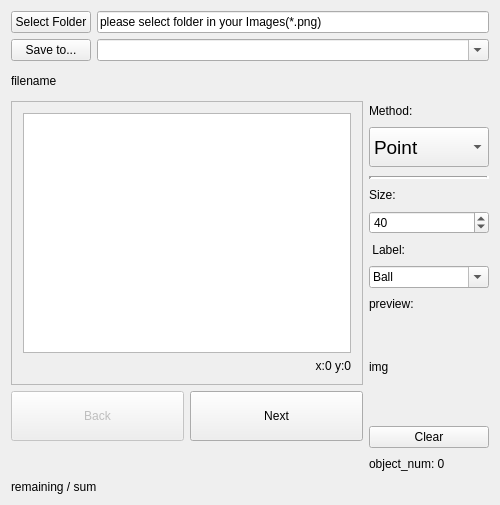
ChisatoKasebayashi/photoClippingUI, file photoclipping.ui: the form before one commit.
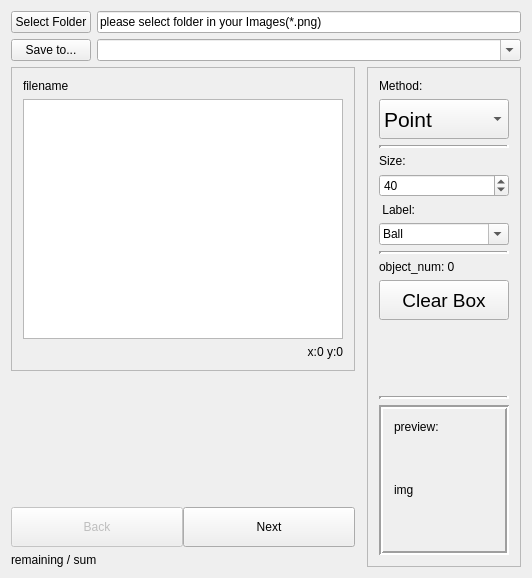
The form after the commit. Custom widgets are drawn as their Qt base class.

Commit message: modified mouse range.

What changed in the file:
```diff
--- a/photoclipping.ui
+++ b/photoclipping.ui
@@ -6,8 +6,8 @@
    <rect>
     <x>0</x>
     <y>0</y>
-    <width>500</width>
-    <height>505</height>
+    <width>516</width>
+    <height>578</height>
    </rect>
   </property>
   <property name="sizePolicy">
@@ -19,60 +19,69 @@
   <property name="windowTitle">
    <string>photoclipping</string>
   </property>
-  <layout class="QGridLayout" name="gridLayout_3">
-   <item row="6" column="0">
-    <widget class="QLabel" name="labelImageNum">
+  <layout class="QGridLayout" name="gridLayout_2">
+   <item row="4" column="0">
+    <layout class="QHBoxLayout" name="horizontalLayout">
+     <property name="spacing">
+      <number>0</number>
+     </property>
+     <item>
+      <widget class="QPushButton" name="pushBack">
+       <property name="enabled">
+        <bool>false</bool>
+       </property>
      <property name="sizePolicy">
-      <sizepolicy hsizetype="Preferred" vsizetype="Fixed">
+        <sizepolicy hsizetype="Minimum" vsizetype="Fixed">
        <horstretch>0</horstretch>
        <verstretch>0</verstretch>
       </sizepolicy>
      </property>
-     <property name="text">
-      <string>remaining / sum</string>
-     </property>
-    </widget>
-   </item>
-   <item row="0" column="0" colspan="2">
-    <layout class="QGridLayout" name="gridLayout">
-     <item row="0" column="0">
-      <widget class="QPushButton" name="pushSelectFolder">
+       <property name="minimumSize">
+        <size>
+         <width>0</width>
+         <height>40</height>
+        </size>
+       </property>
        <property name="text">
-        <string>Select Folder</string>
+        <string>Back</string>
        </property>
       </widget>
      </item>
-     <item row="0" column="1">
-      <widget class="QLineEdit" name="lineSelectFolder">
-       <property name="text">
-        <string>please select folder in your Images(*.png)</string>
+     <item>
+      <widget class="QPushButton" name="pushNext">
+       <property name="sizePolicy">
+        <sizepolicy hsizetype="Minimum" vsizetype="Fixed">
+         <horstretch>0</horstretch>
+         <verstretch>0</verstretch>
+        </sizepolicy>
        </property>
-      </widget>
-     </item>
-     <item row="1" column="0">
-      <widget class="QPushButton" name="pushSaveto">
-       <property name="text">
-        <string>Save to...</string>
+       <property name="minimumSize">
+        <size>
+         <width>0</width>
+         <height>40</height>
+        </size>
        </property>
-      </widget>
-     </item>
-     <item row="1" column="1">
-      <widget class="QComboBox" name="comboSaveto">
-       <property name="editable">
-        <bool>true</bool>
+       <property name="text">
+        <string>Next</string>
        </property>
       </widget>
      </item>
     </layout>
    </item>
-   <item row="1" column="0" colspan="2">
-    <widget class="QLabel" name="labelFilename">
-     <property name="text">
-      <string>filename</string>
+   <item row="3" column="0">
+    <spacer name="verticalSpacer_2">
+     <property name="orientation">
+      <enum>Qt::Vertical</enum>
      </property>
-    </widget>
+     <property name="sizeHint" stdset="0">
+      <size>
+       <width>20</width>
+       <height>40</height>
+      </size>
+     </property>
+    </spacer>
    </item>
-   <item row="2" column="0" rowspan="2">
+   <item row="2" column="0">
     <widget class="QFrame" name="frame_2">
      <property name="frameShape">
       <enum>QFrame::StyledPanel</enum>
@@ -81,7 +90,7 @@
       <enum>QFrame::Raised</enum>
      </property>
      <layout class="QGridLayout" name="gridLayout_4">
-      <item row="0" column="0">
+      <item row="1" column="0">
        <widget class="MyQView" name="graphicsImage">
         <property name="sizePolicy">
          <sizepolicy hsizetype="Preferred" vsizetype="Preferred">
@@ -100,7 +109,7 @@
         </property>
        </widget>
       </item>
-      <item row="1" column="0">
+      <item row="2" column="0">
        <widget class="QLabel" name="label_axis">
         <property name="text">
          <string>x:0 y:0</string>
@@ -110,10 +119,85 @@
         </property>
        </widget>
       </item>
+      <item row="0" column="0">
+       <widget class="QLabel" name="labelFilename">
+        <property name="text">
+         <string>filename</string>
+        </property>
+       </widget>
+      </item>
      </layout>
-    </widget>
+     <widget class="QWidget" name="horizontalLayoutWidget_2">
+      <property name="geometry">
+       <rect>
+        <x>10</x>
+        <y>228</y>
+        <width>320</width>
+        <height>16</height>
+       </rect>
+      </property>
+      <layout class="QHBoxLayout" name="horizontalLayout_2"/>
+     </widget>
+    </widget>
    </item>
-   <item row="2" column="1" rowspan="4">
+   <item row="0" column="0" colspan="3">
+    <layout class="QGridLayout" name="gridLayout">
+     <item row="0" column="0">
+      <widget class="QPushButton" name="pushSelectFolder">
+       <property name="text">
+        <string>Select Folder</string>
+       </property>
+      </widget>
+     </item>
+     <item row="0" column="1">
+      <widget class="QLineEdit" name="lineSelectFolder">
+       <property name="text">
+        <string>please select folder in your Images(*.png)</string>
+       </property>
+      </widget>
+     </item>
+     <item row="1" column="0">
+      <widget class="QPushButton" name="pushSaveto">
+       <property name="text">
+        <string>Save to...</string>
+       </property>
+      </widget>
+     </item>
+     <item row="1" column="1">
+      <widget class="QComboBox" name="comboSaveto">
+       <property name="editable">
+        <bool>true</bool>
+       </property>
+      </widget>
+     </item>
+    </layout>
+   </item>
+   <item row="5" column="0">
+    <widget class="QLabel" name="labelImageNum">
+     <property name="sizePolicy">
+      <sizepolicy hsizetype="Preferred" vsizetype="Fixed">
+       <horstretch>0</horstretch>
+       <verstretch>0</verstretch>
+      </sizepolicy>
+     </property>
+     <property name="text">
+      <string>remaining / sum</string>
+     </property>
+    </widget>
+   </item>
+   <item row="2" column="2" rowspan="4">
+    <widget class="QFrame" name="frame">
+     <property name="frameShape">
+      <enum>QFrame::StyledPanel</enum>
+     </property>
+     <property name="frameShadow">
+      <enum>QFrame::Plain</enum>
+     </property>
+     <property name="lineWidth">
+      <number>2</number>
+     </property>
+     <layout class="QGridLayout" name="gridLayout_3">
+      <item row="0" column="0">
     <layout class="QVBoxLayout" name="verticalLayout_3">
      <item>
       <widget class="QLabel" name="label_2">
@@ -144,7 +228,8 @@
        </property>
        <property name="font">
         <font>
-         <pointsize>14</pointsize>
+            <pointsize>16</pointsize>
+            <kerning>true</kerning>
         </font>
        </property>
        <property name="editable">
@@ -231,12 +316,6 @@
      </item>
      <item>
       <widget class="QComboBox" name="comboLabel">
-       <property name="sizePolicy">
-        <sizepolicy hsizetype="Preferred" vsizetype="Fixed">
-         <horstretch>0</horstretch>
-         <verstretch>0</verstretch>
-        </sizepolicy>
-       </property>
        <property name="editable">
         <bool>true</bool>
        </property>
@@ -248,6 +327,88 @@
       </widget>
      </item>
      <item>
+         <widget class="Line" name="line_2">
+          <property name="lineWidth">
+           <number>3</number>
+          </property>
+          <property name="orientation">
+           <enum>Qt::Horizontal</enum>
+          </property>
+         </widget>
+        </item>
+        <item>
+         <widget class="QLabel" name="labelObjNum">
+          <property name="sizePolicy">
+           <sizepolicy hsizetype="Fixed" vsizetype="Fixed">
+            <horstretch>0</horstretch>
+            <verstretch>0</verstretch>
+           </sizepolicy>
+          </property>
+          <property name="text">
+           <string>object_num: 0</string>
+          </property>
+         </widget>
+        </item>
+        <item>
+         <widget class="QPushButton" name="pushClear">
+          <property name="sizePolicy">
+           <sizepolicy hsizetype="Minimum" vsizetype="Fixed">
+            <horstretch>0</horstretch>
+            <verstretch>0</verstretch>
+           </sizepolicy>
+          </property>
+          <property name="minimumSize">
+           <size>
+            <width>0</width>
+            <height>40</height>
+           </size>
+          </property>
+          <property name="font">
+           <font>
+            <pointsize>14</pointsize>
+           </font>
+          </property>
+          <property name="text">
+           <string>Clear Box</string>
+          </property>
+         </widget>
+        </item>
+        <item>
+         <spacer name="verticalSpacer">
+          <property name="orientation">
+           <enum>Qt::Vertical</enum>
+          </property>
+          <property name="sizeHint" stdset="0">
+           <size>
+            <width>20</width>
+            <height>40</height>
+           </size>
+          </property>
+         </spacer>
+        </item>
+        <item>
+         <widget class="Line" name="line_3">
+          <property name="lineWidth">
+           <number>3</number>
+          </property>
+          <property name="orientation">
+           <enum>Qt::Horizontal</enum>
+          </property>
+         </widget>
+        </item>
+        <item>
+         <widget class="QFrame" name="frame_3">
+          <property name="frameShape">
+           <enum>QFrame::Box</enum>
+          </property>
+          <property name="frameShadow">
+           <enum>QFrame::Sunken</enum>
+          </property>
+          <property name="lineWidth">
+           <number>2</number>
+          </property>
+          <layout class="QGridLayout" name="gridLayout_5">
+           <item row="0" column="0">
       <layout class="QVBoxLayout" name="verticalLayout_2">
        <item>
         <widget class="QLabel" name="label">
@@ -283,82 +444,13 @@
        </item>
       </layout>
      </item>
-     <item>
-      <widget class="QPushButton" name="pushClear">
-       <property name="sizePolicy">
-        <sizepolicy hsizetype="Minimum" vsizetype="Fixed">
-         <horstretch>0</horstretch>
-         <verstretch>0</verstretch>
-        </sizepolicy>
-       </property>
-       <property name="text">
-        <string>Clear</string>
-       </property>
-      </widget>
-     </item>
-     <item>
-      <widget class="QLabel" name="labelObjNum">
-       <property name="sizePolicy">
-        <sizepolicy hsizetype="Fixed" vsizetype="Fixed">
-         <horstretch>0</horstretch>
-         <verstretch>0</verstretch>
-        </sizepolicy>
-       </property>
-       <property name="text">
-        <string>object_num: 0</string>
-       </property>
-      </widget>
-     </item>
-    </layout>
-   </item>
-   <item row="4" column="0">
-    <layout class="QVBoxLayout" name="verticalLayout">
-     <item>
-      <layout class="QHBoxLayout" name="horizontalLayout">
-       <item>
-        <widget class="QPushButton" name="pushBack">
-         <property name="enabled">
-          <bool>false</bool>
-         </property>
-         <property name="sizePolicy">
-          <sizepolicy hsizetype="Minimum" vsizetype="Fixed">
-           <horstretch>0</horstretch>
-           <verstretch>0</verstretch>
-          </sizepolicy>
-         </property>
-         <property name="minimumSize">
-          <size>
-           <width>0</width>
-           <height>50</height>
-          </size>
-         </property>
-         <property name="text">
-          <string>Back</string>
-         </property>
-        </widget>
-       </item>
-       <item>
-        <widget class="QPushButton" name="pushNext">
-         <property name="sizePolicy">
-          <sizepolicy hsizetype="Minimum" vsizetype="Fixed">
-           <horstretch>0</horstretch>
-           <verstretch>0</verstretch>
-          </sizepolicy>
-         </property>
-         <property name="minimumSize">
-          <size>
-           <width>0</width>
-           <height>50</height>
-          </size>
-         </property>
-         <property name="text">
-          <string>Next</string>
-         </property>
-        </widget>
-       </item>
+          </layout>
+         </widget>
+        </item>
       </layout>
      </item>
     </layout>
+    </widget>
    </item>
   </layout>
  </widget>
```
Lines whose indentation alone changed are shown as unchanged. The commit also changes 1 other file.
